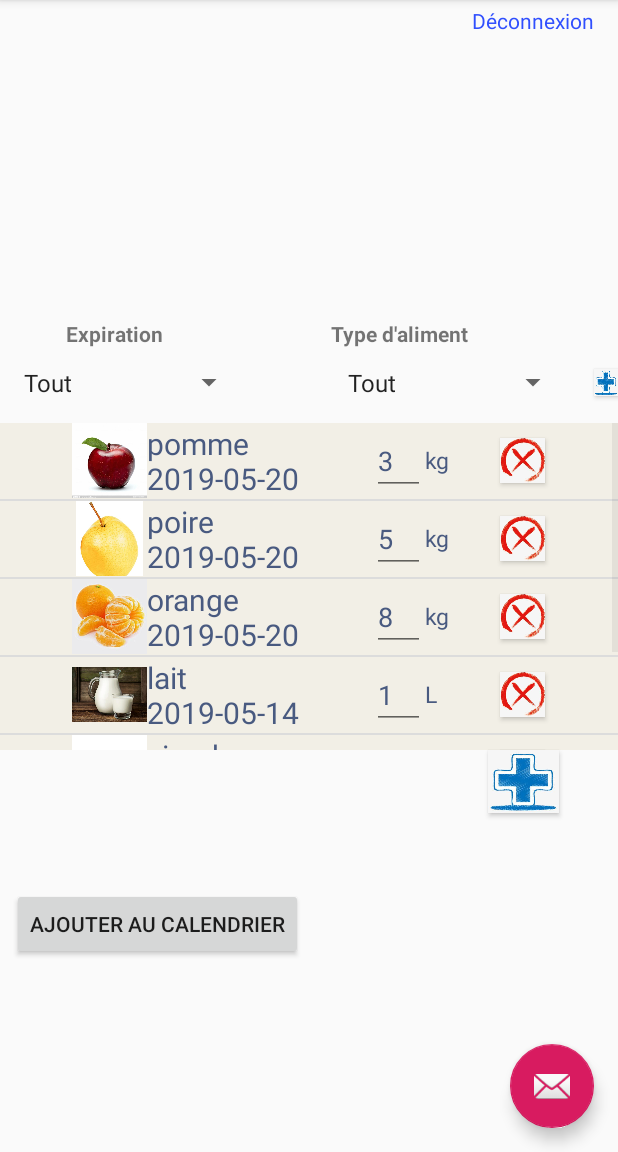
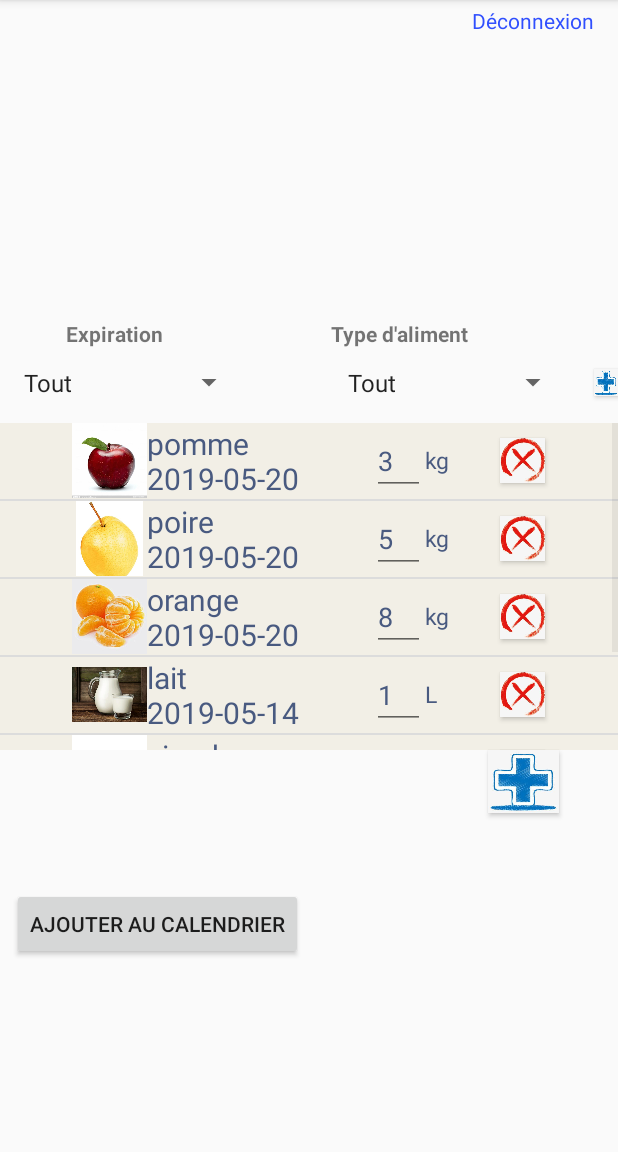
Before and after one commit to wanghanting/ihm-android, an Android app: the MainActivity screen opened directly, with no data from a screen before it, on a phone screen of 412 x 824 dp, the part 84-1236 px from its top. Run offline under Robolectric (Android 15) with nearby library versions, the phone set to English and light mode, and no system bars; plain views replace TwitterLoginButton.

Commit message:
supprime "fab" dans la page d'accueil

```diff
--- a/app/src/main/java/com/example/ihm_android/Consommation.java
+++ b/app/src/main/java/com/example/ihm_android/Consommation.java
@@ -152,8 +152,6 @@
             case R.id.nav_consommation:
                 startActivity(new Intent(this,Consommation.class));
                 break;
-            case R.id.nav_share:
-                break;
             case  R.id.nav_send:
                 startActivity(new Intent(this,SendMessenger.class));
                 break;
--- a/app/src/main/java/com/example/ihm_android/MainActivity.java
+++ b/app/src/main/java/com/example/ihm_android/MainActivity.java
@@ -358,15 +358,6 @@
             }
         });
 
-        FloatingActionButton fab = (FloatingActionButton) findViewById(R.id.fab);
-        fab.setOnClickListener(new View.OnClickListener() {
-            @Override
-            public void onClick(View view) {
-                Snackbar.make(view, "Welcome back! Have a nice day!", Snackbar.LENGTH_LONG)
-                        .setAction("Action", null).show();
-            }
-        });
-
 
         DrawerLayout drawer = (DrawerLayout) findViewById(R.id.drawer_layout);
         ActionBarDrawerToggle toggle = new ActionBarDrawerToggle(
@@ -426,8 +417,6 @@
                 break;
             case R.id.nav_consommation:
                 startActivity(new Intent(this,Consommation.class));
-                break;
-            case R.id.nav_share:
                 break;
             case  R.id.nav_send:
                 startActivity(new Intent(this,SendMessenger.class));
--- a/app/src/main/java/com/example/ihm_android/SendMessenger.java
+++ b/app/src/main/java/com/example/ihm_android/SendMessenger.java
@@ -232,8 +232,6 @@
             case R.id.nav_consommation:
                 startActivity(new Intent(this,Consommation.class));
                 break;
-            case R.id.nav_share:
-                break;
             case  R.id.nav_send:
                 startActivity(new Intent(this,SendMessenger.class));
                 break;
--- a/app/src/main/java/com/example/ihm_android/type_aliment.java
+++ b/app/src/main/java/com/example/ihm_android/type_aliment.java
@@ -130,8 +130,6 @@
             case R.id.nav_consommation:
                 startActivity(new Intent(this,Consommation.class));
                 break;
-            case R.id.nav_share:
-                break;
             case  R.id.nav_send:
                 startActivity(new Intent(this,SendMessenger.class));
                 break;
--- a/app/src/main/res/layout/app_bar_main.xml
+++ b/app/src/main/res/layout/app_bar_main.xml
@@ -22,12 +22,12 @@
 
     <include layout="@layout/activity_main" />
 
-    <android.support.design.widget.FloatingActionButton
-        android:id="@+id/fab"
-        android:layout_width="wrap_content"
-        android:layout_height="wrap_content"
-        android:layout_gravity="bottom|end"
-        android:layout_margin="@dimen/fab_margin"
-        app:srcCompat="@android:drawable/ic_dialog_email" />
+    <!--<android.support.design.widget.FloatingActionButton-->
+        <!--android:id="@+id/fab"-->
+        <!--android:layout_width="wrap_content"-->
+        <!--android:layout_height="wrap_content"-->
+        <!--android:layout_gravity="bottom|end"-->
+        <!--android:layout_margin="@dimen/fab_margin"-->
+        <!--app:srcCompat="@android:drawable/ic_dialog_email" />-->
 
 </android.support.design.widget.CoordinatorLayout>
--- a/app/src/main/res/menu/activity_main_drawer.xml
+++ b/app/src/main/res/menu/activity_main_drawer.xml
@@ -21,10 +21,6 @@
     <item android:title="Communicate">
         <menu>
             <item
-                android:id="@+id/nav_share"
-                android:icon="@drawable/ic_menu_share"
-                android:title="Share" />
-            <item
                 android:id="@+id/nav_send"
                 android:icon="@drawable/ic_menu_send"
                 android:title="Message" />
```
